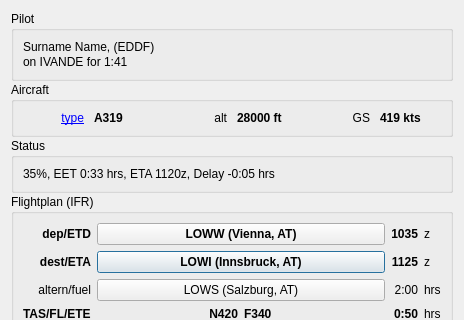
First picture: the form in QuteScoop/src/PilotDetails.ui, repository qutescoop/qutescoop, before the edit; both pictures show x 0 to 464 and y 0 to 320 of the 464 by 635 pixel window.
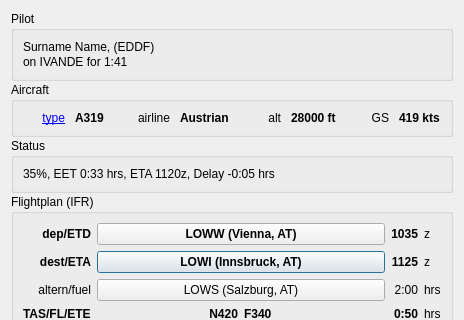
Second picture: the form after the edit. Icons and pictures are not drawn.

Patch:
```diff
--- a/QuteScoop/src/PilotDetails.ui
+++ b/QuteScoop/src/PilotDetails.ui
@@ -99,6 +99,29 @@
           </property>
          </widget>
         </item>
+        <item>
+         <widget class="QLabel" name="label_12">
+          <property name="text">
+           <string>airline</string>
+          </property>
+          <property name="alignment">
+           <set>Qt::AlignRight|Qt::AlignTrailing|Qt::AlignVCenter</set>
+          </property>
+         </widget>
+        </item>
+        <item>
+         <widget class="QLabel" name="lblAirline">
+          <property name="font">
+           <font>
+            <weight>75</weight>
+            <bold>true</bold>
+           </font>
+          </property>
+          <property name="text">
+           <string>Austrian</string>
+          </property>
+         </widget>
+        </item>
         <item>
          <widget class="QLabel" name="label_15">
           <property name="toolTip">
```
Left out of the diff: 48 changed lines with no effect on the pictures.
